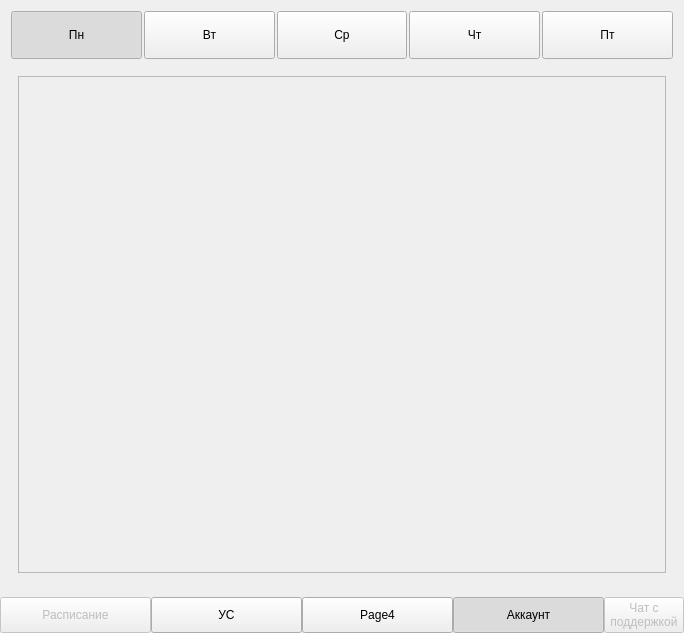
This is mainwindow.ui in MatveyChadaev/SchoolApp as Qt 5 draws it before an edit. The edited form follows.
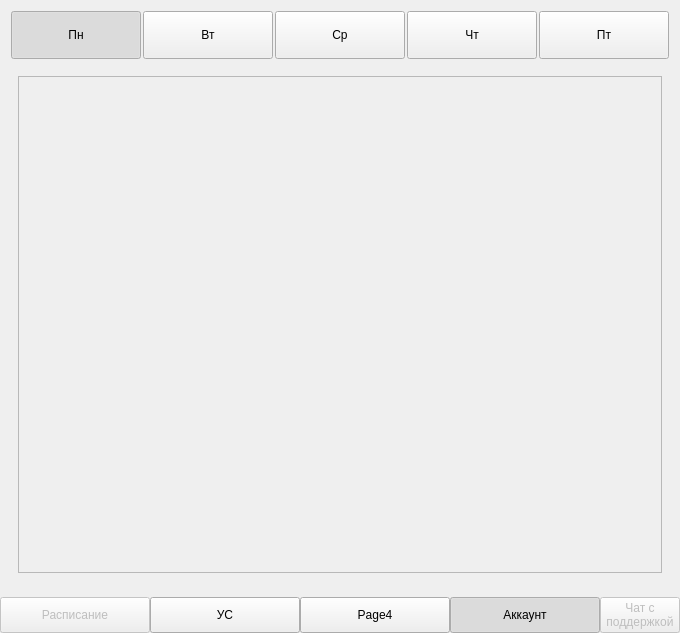
This is the edited form. The open tabs and pages were chosen to show the change.

Commit message:
New update from GaneevAmirHosting-dev
changing the design for the graphical interface

The edit to the form file:
```diff
--- a/mainwindow.ui
+++ b/mainwindow.ui
@@ -6,7 +6,7 @@
    <rect>
     <x>0</x>
     <y>0</y>
-    <width>684</width>
+    <width>680</width>
     <height>633</height>
    </rect>
   </property>
@@ -305,8 +305,8 @@
                     <rect>
                      <x>0</x>
                      <y>0</y>
-                     <width>531</width>
-                     <height>486</height>
+                     <width>654</width>
+                     <height>471</height>
                     </rect>
                    </property>
                    <layout class="QVBoxLayout" name="verticalLayout_10">
@@ -679,7 +679,7 @@
 поддержкой</string>
             </property>
             <property name="checkable">
-             <bool>true</bool>
+             <bool>false</bool>
             </property>
             <attribute name="buttonGroup">
              <string notr="true">bg_pages_buttons</string>
```
Left out of the diff: 221 changed lines with no effect on the pictures.
